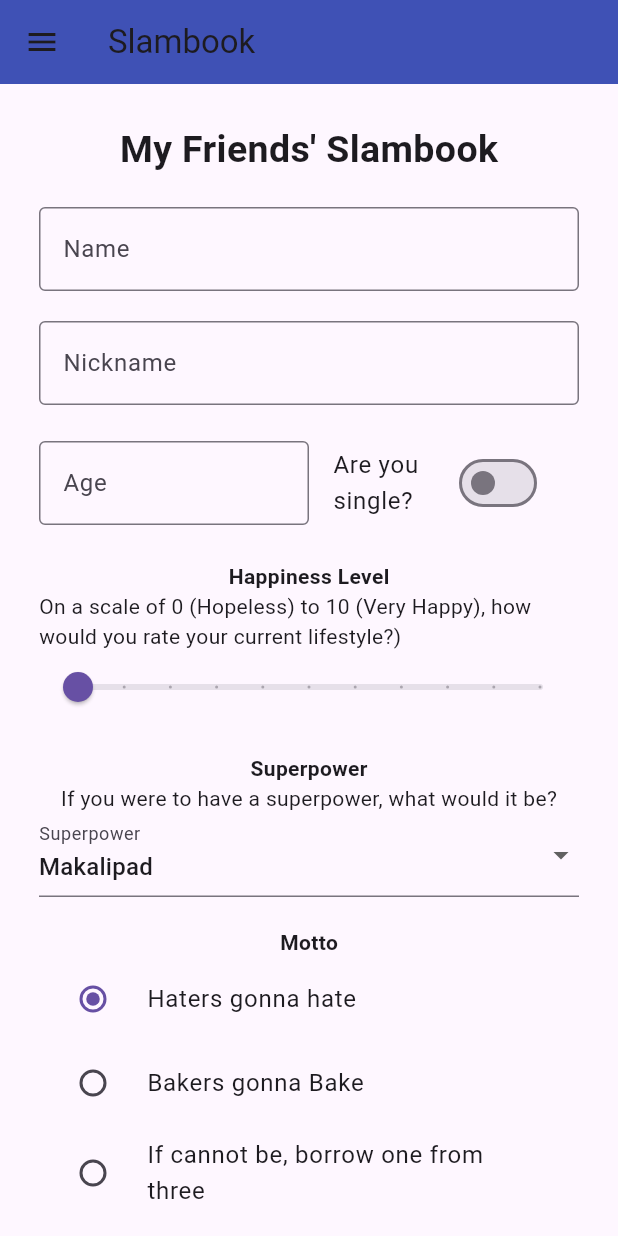
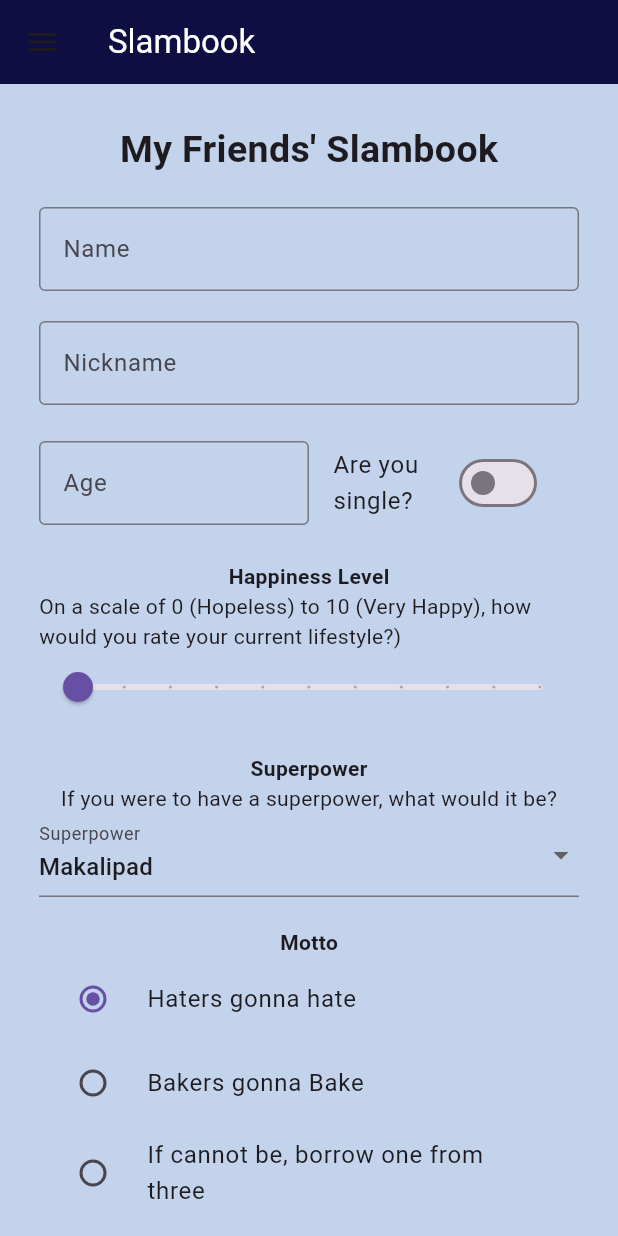
Before and after one commit to sigmund-baybay/cmsc23-final, a Flutter app: the screen it shows after launch, after a tap on "Go to Slambook", on a phone screen of 412 x 824 dp. Run offline on Flutter 3.47's test engine with Material 3 defaults, Android fonts, the phone set to English and light mode, and no system bars.

Commit message:
style: changed AppBar color

```diff
--- a/lib/Friends.dart
+++ b/lib/Friends.dart
@@ -21,7 +21,8 @@ class _FriendsState extends State<Friends> {
   @override
   Widget build(BuildContext context) {
     return Scaffold(
-      appBar: AppBar(title: Text('Friends List'),backgroundColor: Colors.indigo,),
+      appBar: AppBar(title: Text('Friends List',style: TextStyle(color: Colors.white),),backgroundColor: Color.fromARGB(255,14,14,66)),
+      backgroundColor: Color.fromARGB(255, 195,211,235),
       drawer: drawer(),
       body: _friends.isEmpty
           ? Center(
@@ -69,7 +70,8 @@ class _FriendsState extends State<Friends> {
     return Drawer(
       child: ListView(
         children: [
-          DrawerHeader(child: Text("Exercise 5: Menu, Routes, and Navigation")),
+          DrawerHeader(child: Text("Exercise 5: Menu, Routes, and Navigation", style: TextStyle(color: Colors.white),),
+          decoration: BoxDecoration(color:Color.fromARGB(255,14,14,66)),),
           ListTile(
             title: Text("Friends"),
             onTap: () {
--- a/lib/Slambook.dart
+++ b/lib/Slambook.dart
@@ -82,7 +82,8 @@ class _SlambookState extends State<Slambook> {
   @override
   Widget build(BuildContext context) {
     return Scaffold(
-      appBar: AppBar(title: Text('Slambook'),backgroundColor: Colors.indigo,),
+      appBar: AppBar(title: Text('Slambook',style: TextStyle(color: Colors.white),),backgroundColor: Color.fromARGB(255,14,14,66)),
+      backgroundColor: Color.fromARGB(255, 195,211,235),
       drawer: drawer(),
       body: Padding(
         padding: const EdgeInsets.all(16.0),
@@ -264,7 +265,8 @@ class _SlambookState extends State<Slambook> {
     return Drawer(
       child: ListView(
         children: [
-          DrawerHeader(child: Text("Exercise 5: Menu, Routes, and Navigation")),
+          DrawerHeader(child: Text("Exercise 5: Menu, Routes, and Navigation", style: TextStyle(color: Colors.white),),
+          decoration: BoxDecoration(color:Color.fromARGB(255,14,14,66)),),
           ListTile(
             title: Text("Friends"),
             onTap: () {
```
